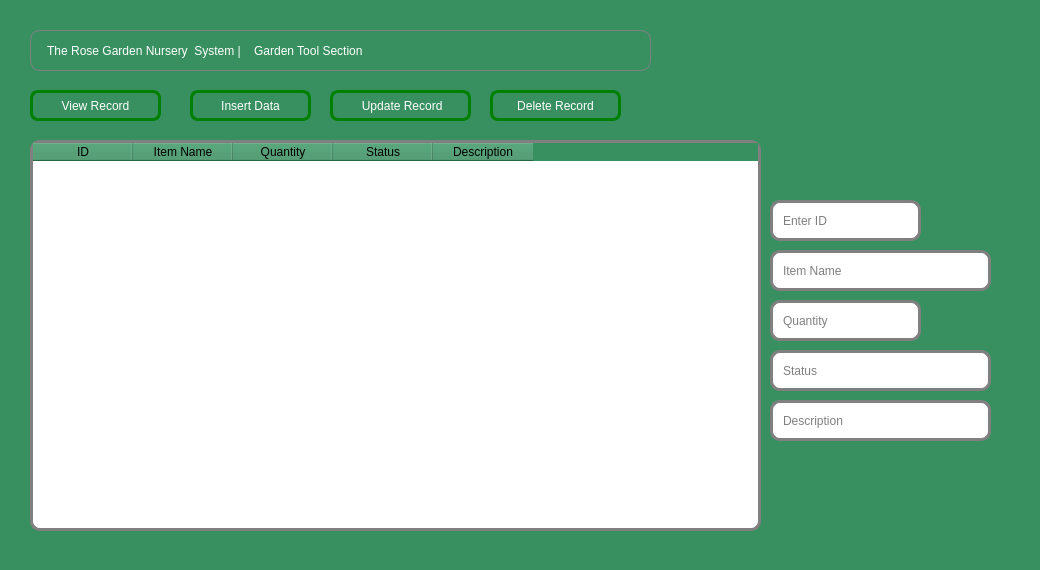
First picture: the form in addgardentool.ui, repository Rabsoninnora/RoseGardenPlantCareSystem, before the edit.
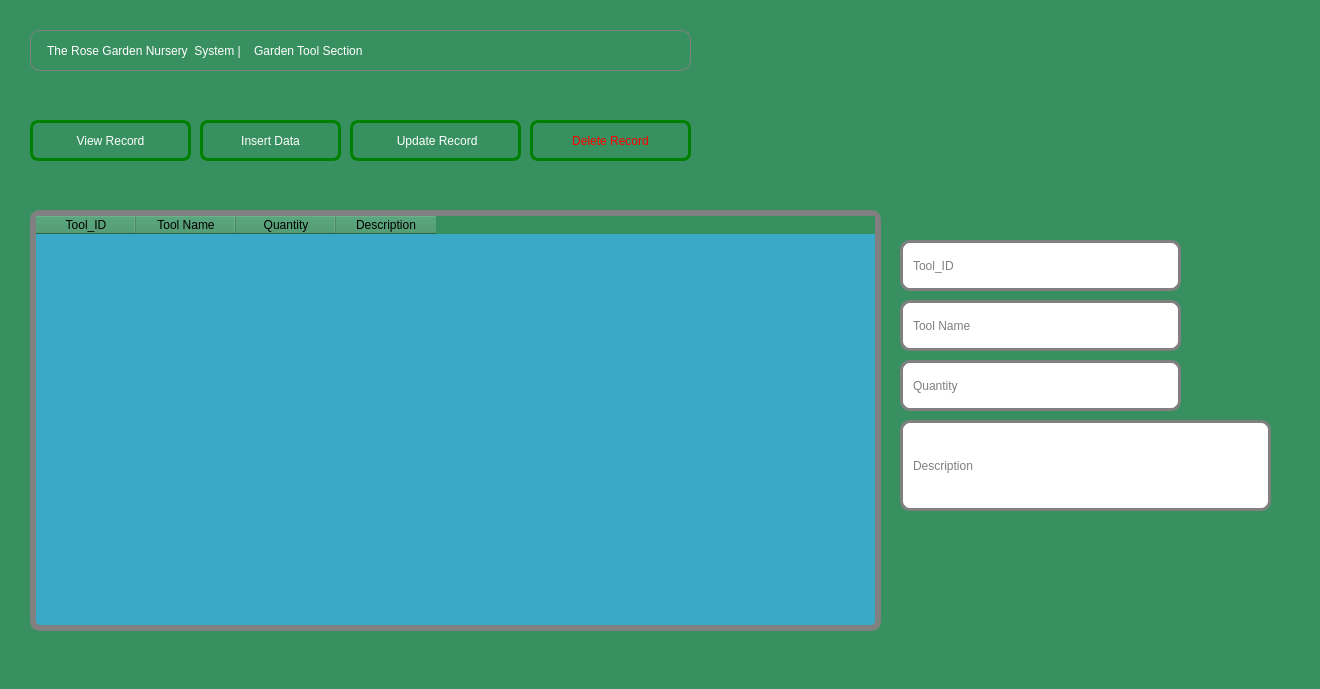
Second picture: the form after the edit. Icons and pictures are not drawn.

```diff
--- a/addgardentool.ui
+++ b/addgardentool.ui
@@ -6,8 +6,8 @@
    <rect>
     <x>0</x>
     <y>0</y>
-    <width>1040</width>
-    <height>570</height>
+    <width>1320</width>
+    <height>689</height>
    </rect>
   </property>
   <property name="windowTitle">
@@ -21,9 +21,9 @@
    <property name="geometry">
     <rect>
      <x>30</x>
-     <y>90</y>
-     <width>131</width>
-     <height>31</height>
+     <y>120</y>
+     <width>161</width>
+     <height>41</height>
     </rect>
    </property>
    <property name="styleSheet">
@@ -47,10 +47,10 @@
   <widget class="QPushButton" name="btn_Insert_Record">
    <property name="geometry">
     <rect>
-     <x>190</x>
-     <y>90</y>
-     <width>121</width>
-     <height>31</height>
+     <x>200</x>
+     <y>120</y>
+     <width>141</width>
+     <height>41</height>
     </rect>
    </property>
    <property name="styleSheet">
@@ -74,16 +74,17 @@
   <widget class="QPushButton" name="btn_Delete_Record">
    <property name="geometry">
     <rect>
-     <x>490</x>
-     <y>90</y>
-     <width>131</width>
-     <height>31</height>
+     <x>530</x>
+     <y>120</y>
+     <width>161</width>
+     <height>41</height>
     </rect>
    </property>
    <property name="styleSheet">
     <string notr="true"> 
+
 QPushButton{
-                    color: rgb(255, 255, 255);
+                    color: rgb(255, 0, 0);
                     border:3px solid green;
                     border-radius: 8px;
                     padding: 0 8px;
@@ -101,10 +102,10 @@
   <widget class="QPushButton" name="btn_Update_Record">
    <property name="geometry">
     <rect>
-     <x>330</x>
-     <y>90</y>
-     <width>141</width>
-     <height>31</height>
+     <x>350</x>
+     <y>120</y>
+     <width>171</width>
+     <height>41</height>
     </rect>
    </property>
    <property name="styleSheet">
@@ -129,31 +130,32 @@
    <property name="geometry">
     <rect>
      <x>30</x>
-     <y>140</y>
-     <width>731</width>
-     <height>391</height>
+     <y>210</y>
+     <width>851</width>
+     <height>421</height>
     </rect>
    </property>
    <property name="styleSheet">
-    <string notr="true">  QTableWidget 
+    <string notr="true"> 
+ QTableWidget 
 {
 
-  border:3px solid gray;
+  border:6px solid gray;
   border-radius: 10px;
-  background: rgb(255, 255, 255);
- 
+  background: rgb(58, 169, 200);
   color: rgb(0, 0, 0);;
 
-}</string>
+}
+</string>
    </property>
    <column>
     <property name="text">
-     <string>ID</string>
+     <string>Tool_ID</string>
     </property>
    </column>
    <column>
     <property name="text">
-     <string>Item Name</string>
+     <string>Tool Name</string>
     </property>
    </column>
    <column>
@@ -161,11 +163,6 @@
      <string>Quantity</string>
     </property>
    </column>
-   <column>
-    <property name="text">
-     <string>Status</string>
-    </property>
-   </column>
    <column>
     <property name="text">
      <string>Description</string>
@@ -175,10 +172,10 @@
   <widget class="QLineEdit" name="lineEdit_ID">
    <property name="geometry">
     <rect>
-     <x>770</x>
-     <y>200</y>
-     <width>151</width>
-     <height>41</height>
+     <x>900</x>
+     <y>240</y>
+     <width>281</width>
+     <height>51</height>
     </rect>
    </property>
    <property name="styleSheet">
@@ -193,40 +190,16 @@
 }</string>
    </property>
    <property name="placeholderText">
-    <string>Enter ID</string>
+    <string>Tool_ID</string>
    </property>
   </widget>
   <widget class="QLineEdit" name="lineEdit_Item_name">
    <property name="geometry">
     <rect>
-     <x>770</x>
-     <y>250</y>
-     <width>221</width>
-     <height>41</height>
-    </rect>
-   </property>
-   <property name="styleSheet">
-    <string notr="true">
- QLineEdit {
-  border:3px solid gray;
-  border-radius: 10px;
-  padding: 8px 8px;
-  background: rgb(255, 255, 255);
-  font: 500 12pt ;
-  color: rgb(0, 0, 0);;
-}</string>
-   </property>
-   <property name="placeholderText">
-    <string>Item Name</string>
-   </property>
-  </widget>
-  <widget class="QLineEdit" name="lineEdit_Quantity">
-   <property name="geometry">
-    <rect>
-     <x>770</x>
+     <x>900</x>
      <y>300</y>
-     <width>151</width>
-     <height>41</height>
+     <width>281</width>
+     <height>51</height>
     </rect>
    </property>
    <property name="styleSheet">
@@ -241,16 +214,16 @@
 }</string>
    </property>
    <property name="placeholderText">
-    <string>Quantity</string>
+    <string>Tool Name</string>
    </property>
   </widget>
-  <widget class="QLineEdit" name="lineEdit_Status">
+  <widget class="QLineEdit" name="lineEdit_Quantity">
    <property name="geometry">
     <rect>
-     <x>770</x>
-     <y>350</y>
-     <width>221</width>
-     <height>41</height>
+     <x>900</x>
+     <y>360</y>
+     <width>281</width>
+     <height>51</height>
     </rect>
    </property>
    <property name="styleSheet">
@@ -265,16 +238,16 @@
 }</string>
    </property>
    <property name="placeholderText">
-    <string>Status</string>
+    <string>Quantity</string>
    </property>
   </widget>
   <widget class="QLineEdit" name="lineEdit_Description">
    <property name="geometry">
     <rect>
-     <x>770</x>
-     <y>400</y>
-     <width>221</width>
-     <height>41</height>
+     <x>900</x>
+     <y>420</y>
+     <width>371</width>
+     <height>91</height>
     </rect>
    </property>
    <property name="styleSheet">
@@ -297,7 +270,7 @@
     <rect>
      <x>30</x>
      <y>30</y>
-     <width>621</width>
+     <width>661</width>
      <height>41</height>
     </rect>
    </property>
```
